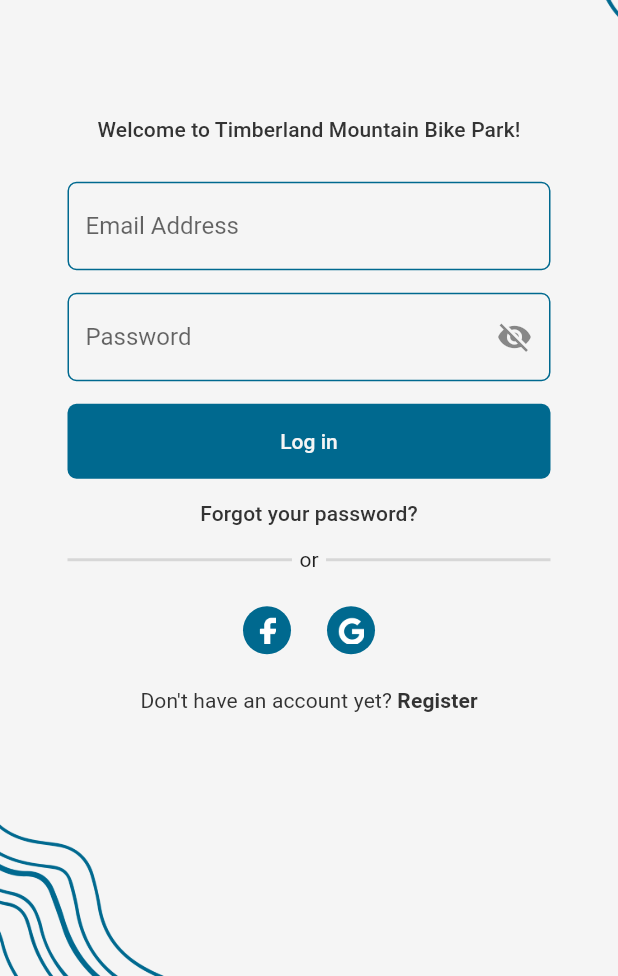
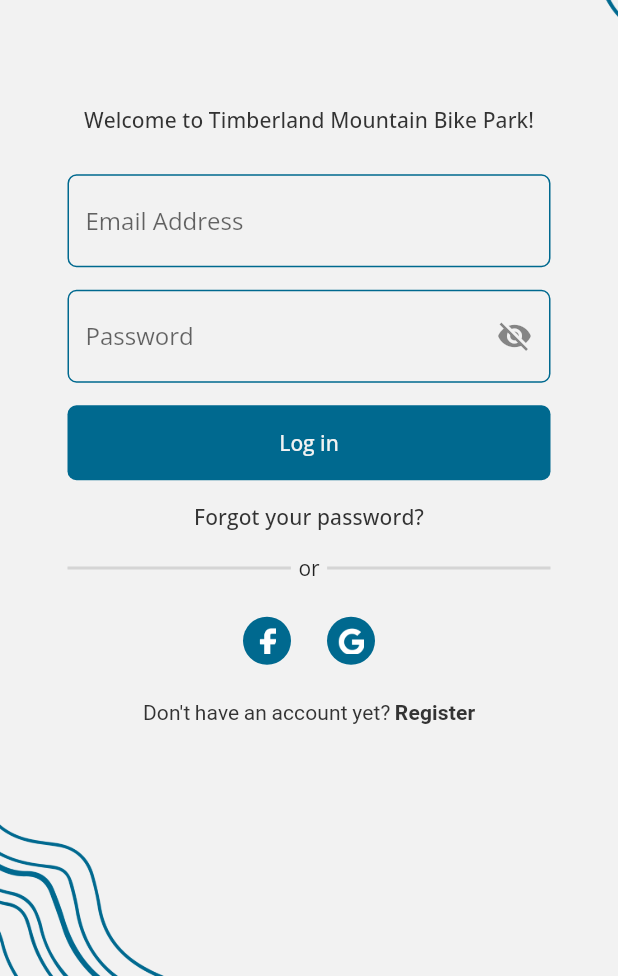
Before and after one commit to XtendlyORG/timberland-mobile, a Flutter app: the screen it shows after launch, on a phone screen of 412 x 824 dp, the part 260-1236 px from its top. Run offline on Flutter 3.47's test engine with Material 2 defaults, Android fonts, the phone set to English and light mode, and no system bars; our stand-ins replace auto_size_text, bloc, dartz, equatable, flutter_bloc, get_it and 4 more.

Commit message:
added fontfamily

```diff
--- a/lib/core/router/app_router.dart
+++ b/lib/core/router/app_router.dart
@@ -130,7 +130,8 @@ final appRouter = GoRouter(
       pageBuilder: (context, routeState) {
         return CustomTransitionPage(
           child: const QrCodePage(),
-          key: routeState.pageKey,
+          // key: routeState.pageKey,
+          // restorationId: routeState.pageKey.value,
           transitionDuration: const Duration(milliseconds: 500),
           transitionsBuilder: (context, animation, secondaryAnim, child) {
             return FadeTransition(
--- a/lib/core/themes/timberland_color.dart
+++ b/lib/core/themes/timberland_color.dart
@@ -15,7 +15,7 @@ abstract class TimberlandColor {
     900: Color(0xFF003B60),
   });
 
-  static const background = Color(0xffF5F5F5);
+  static const background = Color(0xffF2F2F2);
   static const text = Color(0xff333333);
   static const subtext = Color(0xff4E4B4B);
 }
--- a/lib/core/themes/timberland_theme.dart
+++ b/lib/core/themes/timberland_theme.dart
@@ -1,4 +1,5 @@
 import 'package:flutter/material.dart';
+import 'package:google_fonts/google_fonts.dart';
 
 import 'timberland_color.dart';
 
@@ -7,6 +8,7 @@ class TimberlandTheme {
         primarySwatch: TimberlandColor.primary,
         primaryColor: TimberlandColor.primary,
         backgroundColor: TimberlandColor.background,
+        fontFamily: GoogleFonts.openSans().fontFamily,
         textButtonTheme: TextButtonThemeData(
           style: TextButton.styleFrom(
             backgroundColor: TimberlandColor.primary,
@@ -30,10 +32,16 @@ class TimberlandTheme {
           ),
         ),
         scaffoldBackgroundColor: TimberlandColor.background,
-        textTheme: const TextTheme(
-          titleSmall: TextStyle(
+        textTheme: TextTheme(
+          titleSmall: const TextStyle(
             color: TimberlandColor.text,
             fontSize: 14,
+          ),
+          headlineSmall: TextStyle(
+            color: TimberlandColor.text,
+            fontSize: 14,
+            fontWeight: FontWeight.bold,
+            fontFamily: GoogleFonts.barlow().fontFamily,
           ),
         ),
         listTileTheme: const ListTileThemeData(
--- a/pubspec.yaml
+++ b/pubspec.yaml
@@ -71,6 +71,7 @@ flutter:
   assets:
     - assets/images/
     - assets/icons/
+    - assets/splash/
 
   # An image asset can refer to one or more resolution-specific "variants", see
   # https://flutter.dev/assets-and-images/#resolution-aware
```
Also changed, not shown: lib/core/presentation/widgets/timberland_scaffold.dart (+1 -6 lines), lib/dashboard/presentation/widgets/profile_header.dart (+4 -3 lines), assets/splash/splash_backgourd.png (added), assets/splash/splash_center.png (added).
